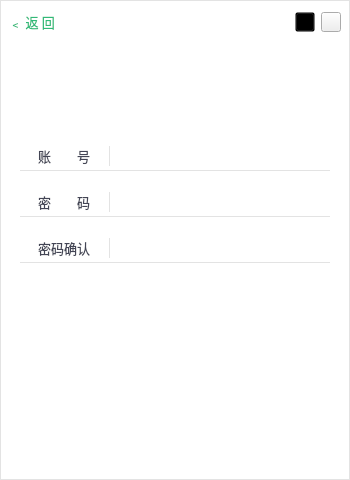
First picture: the form in STSample/STRegist.ui, repository sunpu/stsample, before the edit.
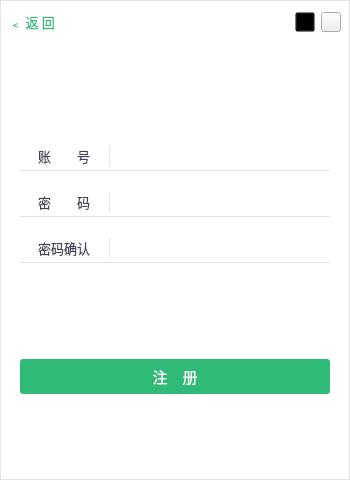
Second picture: the form after the edit. Icons and pictures are not drawn.

What changed in the file:
```diff
--- a/STSample/STRegist.ui
+++ b/STSample/STRegist.ui
@@ -645,14 +645,22 @@
              <height>35</height>
             </size>
            </property>
+           <property name="font">
+            <font>
+             <family>微软雅黑</family>
+             <pointsize>11</pointsize>
+            </font>
+           </property>
            <property name="styleSheet">
             <string notr="true">
 
 QPushButton {
 	border-radius: 3px;
 	color: rgb(255, 255, 255);
-	font:11pt &quot;微软雅黑&quot;;
-	border-image: url(:/STSample/Resources/images/green.png);
+	background-color: rgb(48, 186, 120);
+}
+QPushButton:hover:pressed {
+	background-color: rgb(48, 186, 120);
 }
 QPushButton:hover:!pressed {
 	border-image: url(:/STSample/Resources/images/green_focus.png);
```
Left out of the diff: 3 changed lines with no effect on the pictures.
